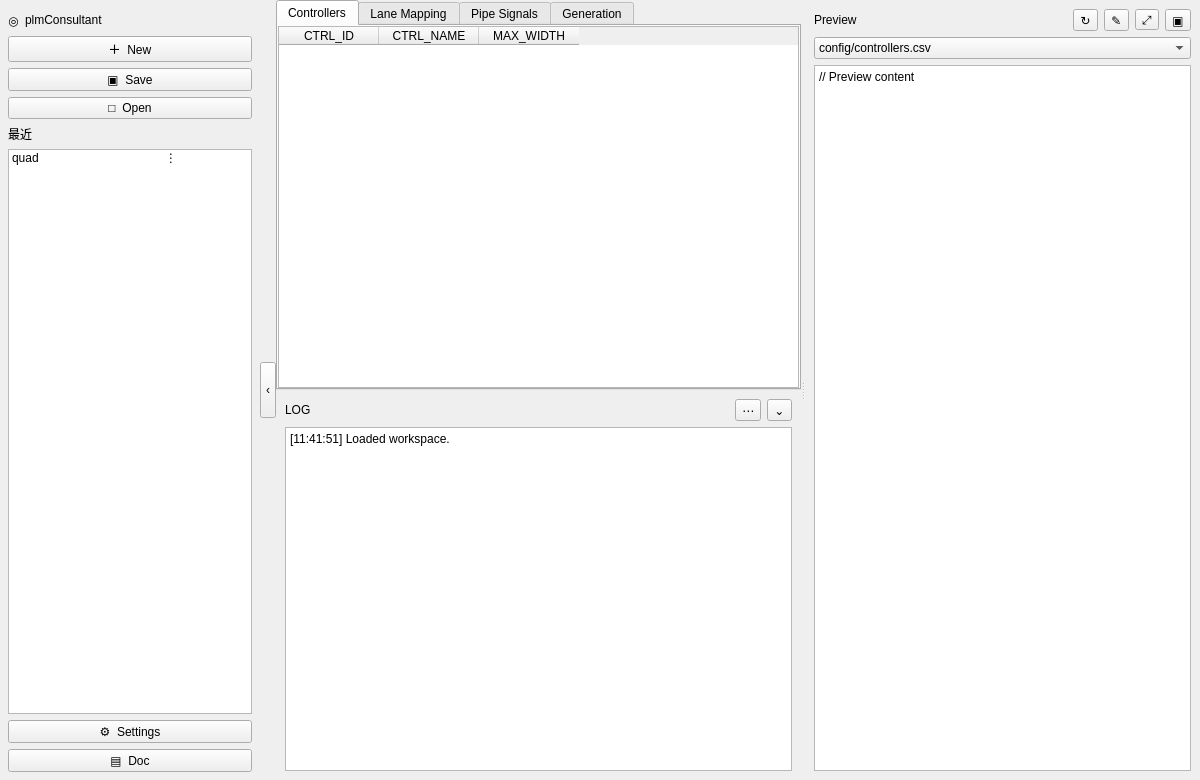
MaNan93/code, file plm/src/plm/frontend/qt/designer/plm_layout_reference.ui: the form before one commit.
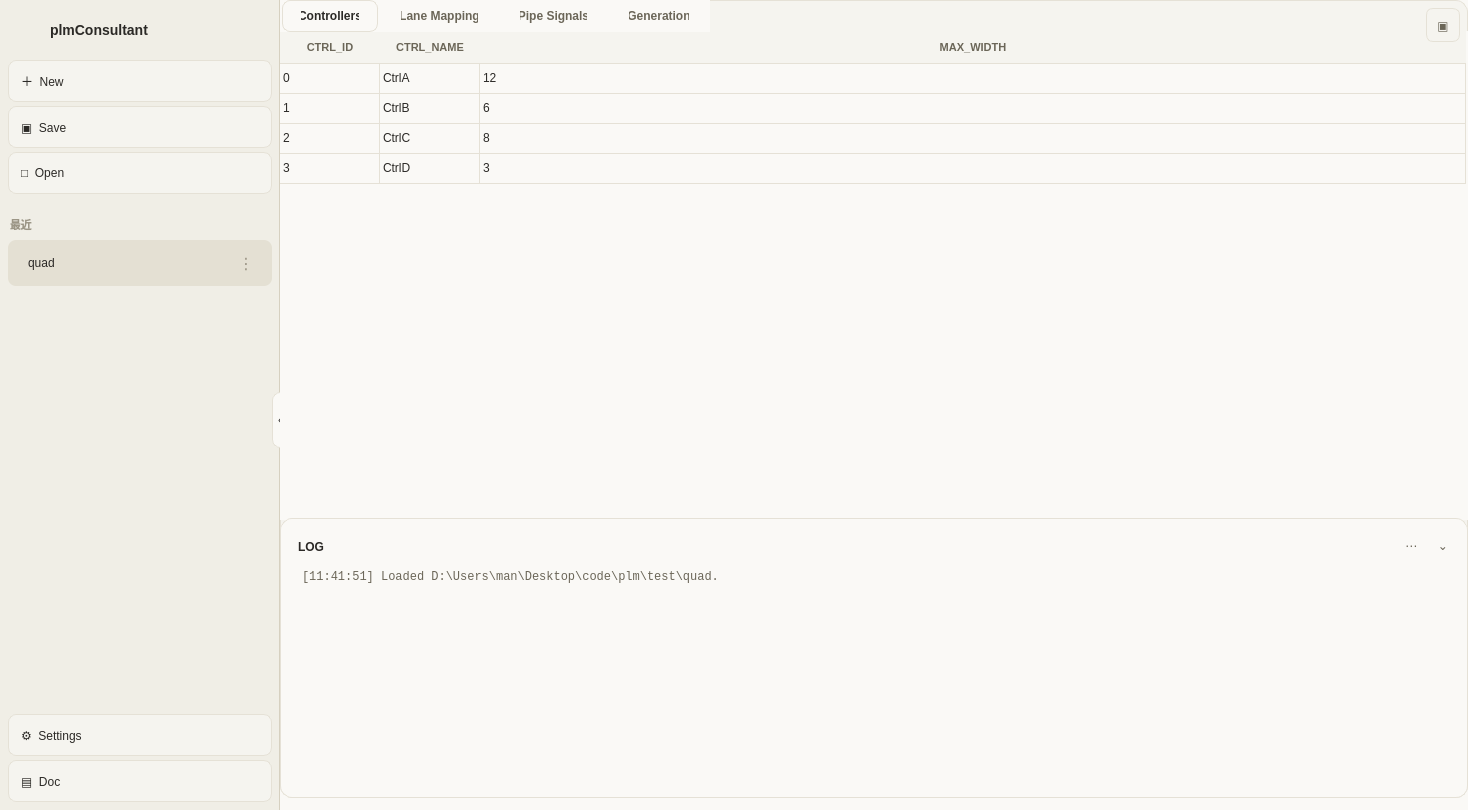
The form after the commit. Icons and pictures are not drawn.

Commit message: ui: match Designer reference to Qt screenshot

The edit to the form file:
```diff
--- a/plm/src/plm/frontend/qt/designer/plm_layout_reference.ui
+++ b/plm/src/plm/frontend/qt/designer/plm_layout_reference.ui
@@ -2,154 +2,57 @@
 <ui version="4.0">
  <class>PlmLayoutReference</class>
  <widget class="QMainWindow" name="PlmLayoutReference">
-  <property name="geometry">
-   <rect><x>0</x><y>0</y><width>1200</width><height>780</height></rect>
-  </property>
-  <property name="minimumSize">
-   <size><width>900</width><height>620</height></size>
-  </property>
-  <property name="windowTitle"><string>plmConsultant — Designer layout reference</string></property>
+  <property name="geometry"><rect><x>0</x><y>0</y><width>1468</width><height>810</height></rect></property>
+  <property name="minimumSize"><size><width>900</width><height>620</height></size></property>
+  <property name="windowTitle"><string>plmConsultant - quad</string></property>
+  <property name="styleSheet"><string notr="true">QWidget { background:#faf9f6; color:#2b2926; font:13px "Segoe UI"; }
+QFrame#sidebar { background:#f0eee6; border-right:1px solid #d6d0c0; }
+QFrame#sidebar QLabel { background:transparent; }
+QLabel#brandName { font-size:14px; font-weight:600; }
+QLabel#sectionHeader { color:#9c9686; font-size:11px; font-weight:600; }
+QPushButton#newWorkspaceButton, QPushButton#saveWorkspaceButton, QPushButton#openWorkspaceButton, QPushButton#settingsButton, QPushButton#documentationButton { text-align:left; padding-left:12px; border:1px solid #e5e1d6; border-radius:8px; background:#f5f4ef; }
+QFrame#recentWorkspaceRow { background:#e4e0d3; border:none; border-radius:8px; }
+QLabel#recentWorkspaceName { background:transparent; }
+QToolButton#recentMenuBtn { background:transparent; border:none; border-radius:6px; color:#9c9686; font-size:16px; }
+QToolButton#edgeToggle { background:#faf9f6; border:1px solid #e5e1d6; border-radius:8px; }
+QFrame#editorShell { background:#f5f4ef; border:1px solid #e5e1d6; border-radius:12px; }
+QTabWidget::pane { border:none; top:-1px; background:#faf9f6; }
+QTabBar::tab { color:#6b6658; background:transparent; padding:8px 18px; margin:0 2px; border:1px solid transparent; border-radius:8px; font-weight:500; }
+QTabBar::tab:selected { color:#2b2926; background:#faf9f6; border-color:#e5e1d6; font-weight:600; }
+QTableWidget { background:#faf9f6; border:none; gridline-color:#e5e1d6; selection-background-color:#f2ded4; }
+QTableWidget::item { padding-left:10px; }
+QHeaderView::section { background:#f5f4ef; color:#6b6658; padding:7px 8px; border:none; border-bottom:1px solid #e5e1d6; font-size:11px; font-weight:600; }
+QFrame#logCard { background:#faf9f6; border:1px solid #e5e1d6; border-radius:12px; }
+QLabel#logTitle { background:transparent; font-weight:600; }
+QPlainTextEdit#logConsole { background:transparent; border:none; color:#6b6658; font:12px Consolas; }
+QToolButton#logMoreButton, QToolButton#logToggle, QToolButton#previewToggleButton { background:transparent; border:none; border-radius:7px; color:#6b6658; }
+QToolButton#previewToggleButton { border:1px solid #e5e1d6; background:#f5f4ef; }
+QScrollBar:vertical { width:14px; background:transparent; margin:2px; }
+QScrollBar:horizontal { height:14px; background:transparent; margin:2px; }
+QScrollBar::handle { background:#c9c9c9; border-radius:4px; min-width:28px; min-height:28px; }</string></property>
   <widget class="QWidget" name="centralWidget">
-   <layout class="QHBoxLayout" name="rootLayout">
-    <property name="spacing"><number>0</number></property>
-    <property name="leftMargin"><number>0</number></property>
-    <property name="topMargin"><number>0</number></property>
-    <property name="rightMargin"><number>0</number></property>
-    <property name="bottomMargin"><number>0</number></property>
-    <item>
-     <widget class="QFrame" name="sidebar">
-      <property name="minimumSize"><size><width>260</width><height>0</height></size></property>
-      <property name="maximumSize"><size><width>260</width><height>16777215</height></size></property>
-      <property name="toolTip"><string>左侧边栏 / sidebar</string></property>
-      <layout class="QVBoxLayout" name="sidebarLayout">
-       <property name="leftMargin"><number>8</number></property>
-       <property name="topMargin"><number>10</number></property>
-       <property name="rightMargin"><number>8</number></property>
-       <property name="bottomMargin"><number>8</number></property>
-       <item>
-        <layout class="QHBoxLayout" name="brandLayout">
-         <item><widget class="QLabel" name="brandIcon"><property name="text"><string>◎</string></property></widget></item>
-         <item><widget class="QLabel" name="brandName"><property name="text"><string>plmConsultant</string></property></widget></item>
-         <item><spacer name="brandSpacer"><property name="orientation"><enum>Qt::Horizontal</enum></property><property name="sizeHint" stdset="0"><size><width>40</width><height>20</height></size></property></spacer></item>
-        </layout>
-       </item>
-       <item><widget class="QPushButton" name="newWorkspaceButton"><property name="text"><string>＋  New</string></property><property name="toolTip"><string>新建工作区 / New</string></property></widget></item>
-       <item><widget class="QPushButton" name="saveWorkspaceButton"><property name="text"><string>▣  Save</string></property><property name="toolTip"><string>保存工作区 / Save</string></property></widget></item>
-       <item><widget class="QPushButton" name="openWorkspaceButton"><property name="text"><string>□  Open</string></property><property name="toolTip"><string>打开工作区 / Open</string></property></widget></item>
-       <item><widget class="QLabel" name="sectionHeader"><property name="text"><string>最近</string></property></widget></item>
-       <item>
-        <widget class="QListWidget" name="recentList">
-         <property name="toolTip"><string>最近项目列表 / Recent workspaces；双击或三点菜单可重命名</string></property>
-         <item><property name="text"><string>quad                                      ⋮</string></property></item>
-        </widget>
-       </item>
-       <item><widget class="QPushButton" name="settingsButton"><property name="text"><string>⚙  Settings</string></property></widget></item>
-       <item><widget class="QPushButton" name="documentationButton"><property name="text"><string>▤  Doc</string></property></widget></item>
-      </layout>
-     </widget>
-    </item>
-    <item>
-     <widget class="QToolButton" name="edgeToggle">
-      <property name="minimumSize"><size><width>16</width><height>56</height></size></property>
-      <property name="maximumSize"><size><width>16</width><height>56</height></size></property>
-      <property name="text"><string>‹</string></property>
-      <property name="toolTip"><string>侧栏折叠按钮 / edgeToggle</string></property>
-     </widget>
-    </item>
-    <item>
-     <widget class="QSplitter" name="contentSplitter">
-      <property name="orientation"><enum>Qt::Horizontal</enum></property>
-      <widget class="QWidget" name="mainArea">
-       <layout class="QVBoxLayout" name="mainAreaLayout">
-        <property name="spacing"><number>0</number></property>
-        <property name="leftMargin"><number>0</number></property>
-        <property name="topMargin"><number>0</number></property>
-        <property name="rightMargin"><number>0</number></property>
-        <property name="bottomMargin"><number>0</number></property>
-        <item>
-         <widget class="QFrame" name="editorShell">
-          <layout class="QVBoxLayout" name="editorShellLayout">
-           <property name="spacing"><number>0</number></property>
-           <property name="leftMargin"><number>0</number></property>
-           <property name="topMargin"><number>0</number></property>
-           <property name="rightMargin"><number>0</number></property>
-           <property name="bottomMargin"><number>0</number></property>
-           <item>
-            <widget class="QTabWidget" name="tabs">
-             <property name="currentIndex"><number>0</number></property>
-             <widget class="QWidget" name="controllersPage">
-              <attribute name="title"><string>Controllers</string></attribute>
-              <layout class="QVBoxLayout" name="controllersLayout">
-               <property name="leftMargin"><number>0</number></property><property name="topMargin"><number>0</number></property><property name="rightMargin"><number>0</number></property><property name="bottomMargin"><number>0</number></property>
-               <item>
-                <widget class="QTableWidget" name="controllersTable">
-                 <property name="toolTip"><string>Controller 配置表 / controllersTable</string></property>
-                 <column><property name="text"><string>CTRL_ID</string></property></column>
-                 <column><property name="text"><string>CTRL_NAME</string></property></column>
-                 <column><property name="text"><string>MAX_WIDTH</string></property></column>
-                </widget>
-               </item>
-              </layout>
-             </widget>
-             <widget class="QWidget" name="laneMappingPage">
-              <attribute name="title"><string>Lane Mapping</string></attribute>
-              <layout class="QVBoxLayout" name="laneMappingLayout">
-               <item><widget class="QLabel" name="lanePaletteLabel"><property name="text"><string>Controller palette (lgPaletteBar / lgSwatch)</string></property></widget></item>
-               <item><widget class="QTableWidget" name="laneGrid"><property name="toolTip"><string>Lane 映射网格 / laneGrid</string></property><column><property name="text"><string>MODE</string></property></column><column><property name="text"><string>LANE 0</string></property></column><column><property name="text"><string>LANE 1</string></property></column><column><property name="text"><string>LANE …</string></property></column></widget></item>
-              </layout>
-             </widget>
-             <widget class="QWidget" name="pipeSignalsPage">
-              <attribute name="title"><string>Pipe Signals</string></attribute>
-              <layout class="QVBoxLayout" name="pipeSignalsLayout">
-               <property name="leftMargin"><number>0</number></property><property name="topMargin"><number>0</number></property><property name="rightMargin"><number>0</number></property><property name="bottomMargin"><number>0</number></property>
-               <item><widget class="QTableWidget" name="signalsTable"><property name="toolTip"><string>PIPE 信号表 / signalsTable</string></property><column><property name="text"><string>SIGNAL</string></property></column><column><property name="text"><string>DIRECTION</string></property></column><column><property name="text"><string>TYPE</string></property></column><column><property name="text"><string>WIDTH</string></property></column></widget></item>
-              </layout>
-             </widget>
-             <widget class="QWidget" name="generationPage">
-              <attribute name="title"><string>Generation</string></attribute>
-              <layout class="QVBoxLayout" name="generationLayout">
-               <item><widget class="QGroupBox" name="generationSettingsGroup"><property name="title"><string>Generation settings</string></property><layout class="QFormLayout" name="generationSettingsLayout"><item row="0" column="0"><widget class="QLabel" name="archLabel"><property name="text"><string>Architecture</string></property></widget></item><item row="0" column="1"><widget class="QComboBox" name="archCombo"/></item><item row="1" column="0"><widget class="QLabel" name="pclkModeLabel"><property name="text"><string>PCLK mode</string></property></widget></item><item row="1" column="1"><widget class="QComboBox" name="pclkModeCombo"/></item></layout></widget></item>
-               <item><layout class="QHBoxLayout" name="generationButtonsLayout"><item><widget class="QPushButton" name="validateButton"><property name="text"><string>Validate</string></property></widget></item><item><widget class="QPushButton" name="generateRtlButton"><property name="text"><string>Generate RTL</string></property></widget></item><item><widget class="QPushButton" name="generateTbButton"><property name="text"><string>Generate TB</string></property></widget></item><item><widget class="QPushButton" name="generateAllButton"><property name="text"><string>Generate All</string></property></widget></item></layout></item>
-               <item><spacer name="generationSpacer"><property name="orientation"><enum>Qt::Vertical</enum></property><property name="sizeHint" stdset="0"><size><width>20</width><height>40</height></size></property></spacer></item>
-              </layout>
-             </widget>
-            </widget>
-           </item>
-          </layout>
-         </widget>
-        </item>
-        <item>
-         <widget class="QFrame" name="logCard">
-          <property name="minimumSize"><size><width>0</width><height>190</height></size></property>
-          <property name="toolTip"><string>运行时为浮动日志面板 / logCard</string></property>
-          <layout class="QVBoxLayout" name="logLayout">
-           <item><layout class="QHBoxLayout" name="logHeader"><item><widget class="QLabel" name="logTitle"><property name="text"><string>LOG</string></property></widget></item><item><spacer name="logHeaderSpacer"><property name="orientation"><enum>Qt::Horizontal</enum></property><property name="sizeHint" stdset="0"><size><width>40</width><height>20</height></size></property></spacer></item><item><widget class="QToolButton" name="logMoreButton"><property name="text"><string>⋯</string></property></widget></item><item><widget class="QToolButton" name="logToggle"><property name="text"><string>⌄</string></property></widget></item></layout></item>
-           <item><widget class="QPlainTextEdit" name="logConsole"><property name="plainText"><string>[11:41:51] Loaded workspace.</string></property><property name="readOnly"><bool>true</bool></property></widget></item>
-          </layout>
-         </widget>
-        </item>
-       </layout>
-      </widget>
-      <widget class="QFrame" name="rtlPreviewPanel">
-       <property name="minimumSize"><size><width>360</width><height>0</height></size></property>
-       <property name="toolTip"><string>右侧预览面板 / rtlPreviewPanel</string></property>
-       <layout class="QVBoxLayout" name="previewLayout">
-        <item><layout class="QHBoxLayout" name="previewHeaderLayout"><item><widget class="QLabel" name="rtlPreviewTitle"><property name="text"><string>Preview</string></property></widget></item><item><spacer name="previewHeaderSpacer"><property name="orientation"><enum>Qt::Horizontal</enum></property><property name="sizeHint" stdset="0"><size><width>40</width><height>20</height></size></property></spacer></item><item><widget class="QToolButton" name="previewRefreshButton"><property name="text"><string>↻</string></property><property name="toolTip"><string>刷新预览文件</string></property></widget></item><item><widget class="QToolButton" name="previewEditButton"><property name="text"><string>✎</string></property><property name="toolTip"><string>外部编辑器打开</string></property></widget></item><item><widget class="QToolButton" name="previewMaximizeButton"><property name="text"><string>⤢</string></property><property name="toolTip"><string>最大化/还原预览</string></property></widget></item><item><widget class="QToolButton" name="previewToggleButton"><property name="text"><string>▣</string></property><property name="toolTip"><string>显示/隐藏预览</string></property></widget></item></layout></item>
-        <item>
-         <widget class="QComboBox" name="previewFileCombo">
-          <property name="toolTip"><string>CSV、RTL 和 filelist 文件选择框</string></property>
-          <item><property name="text"><string>config/controllers.csv</string></property></item>
-          <item><property name="text"><string>config/lane_mapping.csv</string></property></item>
-          <item><property name="text"><string>config/pipe_signals.csv</string></property></item>
-          <item><property name="text"><string>rtl/common/pipe_lane_clk_gate.sv</string></property></item>
-         </widget>
-        </item>
-        <item><widget class="QPlainTextEdit" name="rtlPreviewCode"><property name="toolTip"><string>代码/CSV 文本预览区</string></property><property name="plainText"><string>// Preview content</string></property><property name="readOnly"><bool>true</bool></property></widget></item>
-       </layout>
-      </widget>
-     </widget>
-    </item>
-   </layout>
+   <widget class="QFrame" name="sidebar"><property name="geometry"><rect><x>0</x><y>0</y><width>280</width><height>810</height></rect></property>
+    <widget class="QLabel" name="brandIcon"><property name="geometry"><rect><x>16</x><y>16</y><width>28</width><height>28</height></rect></property><property name="pixmap"><pixmap>../assets/mario_icon.png</pixmap></property><property name="scaledContents"><bool>true</bool></property></widget>
+    <widget class="QLabel" name="brandName"><property name="geometry"><rect><x>50</x><y>16</y><width>150</width><height>28</height></rect></property><property name="text"><string>plmConsultant</string></property></widget>
+    <widget class="QPushButton" name="newWorkspaceButton"><property name="geometry"><rect><x>8</x><y>60</y><width>264</width><height>42</height></rect></property><property name="text"><string>＋  New</string></property></widget>
+    <widget class="QPushButton" name="saveWorkspaceButton"><property name="geometry"><rect><x>8</x><y>106</y><width>264</width><height>42</height></rect></property><property name="text"><string>▣  Save</string></property></widget>
+    <widget class="QPushButton" name="openWorkspaceButton"><property name="geometry"><rect><x>8</x><y>152</y><width>264</width><height>42</height></rect></property><property name="text"><string>□  Open</string></property></widget>
+    <widget class="QLabel" name="sectionHeader"><property name="geometry"><rect><x>10</x><y>212</y><width>100</width><height>24</height></rect></property><property name="text"><string>最近</string></property></widget>
+    <widget class="QFrame" name="recentWorkspaceRow"><property name="geometry"><rect><x>8</x><y>240</y><width>264</width><height>46</height></rect></property><property name="toolTip"><string>recentWorkspaceRow：单击打开，双击重命名</string></property><widget class="QLabel" name="recentWorkspaceName"><property name="geometry"><rect><x>20</x><y>8</y><width>200</width><height>30</height></rect></property><property name="text"><string>quad</string></property></widget><widget class="QToolButton" name="recentMenuBtn"><property name="geometry"><rect><x>222</x><y>9</y><width>32</width><height>28</height></rect></property><property name="text"><string>⋮</string></property><property name="toolTip"><string>Rename / Remove from list / Delete project</string></property></widget></widget>
+    <widget class="QPushButton" name="settingsButton"><property name="geometry"><rect><x>8</x><y>714</y><width>264</width><height>42</height></rect></property><property name="text"><string>⚙  Settings</string></property></widget>
+    <widget class="QPushButton" name="documentationButton"><property name="geometry"><rect><x>8</x><y>760</y><width>264</width><height>42</height></rect></property><property name="text"><string>▤  Doc</string></property></widget>
+   </widget>
+   <widget class="QToolButton" name="edgeToggle"><property name="geometry"><rect><x>272</x><y>392</y><width>16</width><height>56</height></rect></property><property name="text"><string>‹</string></property><property name="toolTip"><string>侧栏折叠按钮 / edgeToggle</string></property></widget>
+   <widget class="QFrame" name="editorShell"><property name="geometry"><rect><x>280</x><y>0</y><width>1188</width><height>798</height></rect></property>
+    <widget class="QTabWidget" name="tabs"><property name="geometry"><rect><x>0</x><y>0</y><width>1188</width><height>520</height></rect></property><property name="currentIndex"><number>0</number></property>
+     <widget class="QWidget" name="controllersPage"><attribute name="title"><string>Controllers</string></attribute><widget class="QTableWidget" name="controllersTable"><property name="geometry"><rect><x>0</x><y>0</y><width>1186</width><height>450</height></rect></property><property name="rowCount"><number>4</number></property><property name="columnCount"><number>3</number></property><attribute name="horizontalHeaderStretchLastSection"><bool>true</bool></attribute><attribute name="verticalHeaderVisible"><bool>false</bool></attribute><column><property name="text"><string>CTRL_ID</string></property></column><column><property name="text"><string>CTRL_NAME</string></property></column><column><property name="text"><string>MAX_WIDTH</string></property></column><item row="0" column="0"><property name="text"><string>0</string></property></item><item row="0" column="1"><property name="text"><string>CtrlA</string></property></item><item row="0" column="2"><property name="text"><string>12</string></property></item><item row="1" column="0"><property name="text"><string>1</string></property></item><item row="1" column="1"><property name="text"><string>CtrlB</string></property></item><item row="1" column="2"><property name="text"><string>6</string></property></item><item row="2" column="0"><property name="text"><string>2</string></property></item><item row="2" column="1"><property name="text"><string>CtrlC</string></property></item><item row="2" column="2"><property name="text"><string>8</string></property></item><item row="3" column="0"><property name="text"><string>3</string></property></item><item row="3" column="1"><property name="text"><string>CtrlD</string></property></item><item row="3" column="2"><property name="text"><string>3</string></property></item></widget></widget>
+     <widget class="QWidget" name="laneMappingPage"><attribute name="title"><string>Lane Mapping</string></attribute><widget class="QLabel" name="lanePaletteLabel"><property name="geometry"><rect><x>24</x><y>18</y><width>700</width><height>30</height></rect></property><property name="text"><string>Controller palette / lgPaletteBar</string></property></widget><widget class="QTableWidget" name="laneGrid"><property name="geometry"><rect><x>22</x><y>60</y><width>1140</width><height>370</height></rect></property><property name="columnCount"><number>5</number></property><column><property name="text"><string>MODE</string></property></column><column><property name="text"><string>LANE 0</string></property></column><column><property name="text"><string>LANE 1</string></property></column><column><property name="text"><string>LANE 2</string></property></column><column><property name="text"><string>LANE …</string></property></column></widget></widget>
+     <widget class="QWidget" name="pipeSignalsPage"><attribute name="title"><string>Pipe Signals</string></attribute><widget class="QTableWidget" name="signalsTable"><property name="geometry"><rect><x>0</x><y>0</y><width>1186</width><height>450</height></rect></property><property name="columnCount"><number>5</number></property><column><property name="text"><string>SIGNAL</string></property></column><column><property name="text"><string>DIRECTION</string></property></column><column><property name="text"><string>TYPE</string></property></column><column><property name="text"><string>WIDTH</string></property></column><column><property name="text"><string>TIE OFF</string></property></column></widget></widget>
+     <widget class="QWidget" name="generationPage"><attribute name="title"><string>Generation</string></attribute><widget class="QGroupBox" name="generationSettingsGroup"><property name="geometry"><rect><x>22</x><y>18</y><width>1142</width><height>180</height></rect></property><property name="title"><string>Generation settings</string></property><widget class="QLabel" name="archLabel"><property name="geometry"><rect><x>20</x><y>38</y><width>110</width><height>28</height></rect></property><property name="text"><string>Architecture</string></property></widget><widget class="QComboBox" name="archCombo"><property name="geometry"><rect><x>140</x><y>36</y><width>260</width><height>32</height></rect></property></widget><widget class="QPushButton" name="generateAllButton"><property name="geometry"><rect><x>950</x><y>126</y><width>160</width><height>36</height></rect></property><property name="text"><string>Generate All</string></property></widget></widget></widget>
+    </widget>
+    <widget class="QFrame" name="logCard"><property name="geometry"><rect><x>0</x><y>518</y><width>1188</width><height>280</height></rect></property><widget class="QLabel" name="logTitle"><property name="geometry"><rect><x>18</x><y>16</y><width>80</width><height>26</height></rect></property><property name="text"><string>LOG</string></property></widget><widget class="QToolButton" name="logMoreButton"><property name="geometry"><rect><x>1118</x><y>14</y><width>26</width><height>26</height></rect></property><property name="text"><string>⋯</string></property></widget><widget class="QToolButton" name="logToggle"><property name="geometry"><rect><x>1150</x><y>14</y><width>26</width><height>26</height></rect></property><property name="text"><string>⌄</string></property></widget><widget class="QPlainTextEdit" name="logConsole"><property name="geometry"><rect><x>18</x><y>48</y><width>1152</width><height>214</height></rect></property><property name="plainText"><string>[11:41:51] Loaded D:\Users\man\Desktop\code\plm\test\quad.</string></property><property name="readOnly"><bool>true</bool></property></widget></widget>
+   </widget>
+   <widget class="QToolButton" name="previewToggleButton"><property name="geometry"><rect><x>1426</x><y>8</y><width>34</width><height>34</height></rect></property><property name="text"><string>▣</string></property><property name="toolTip"><string>显示/隐藏 Preview</string></property></widget>
   </widget>
  </widget>
  <resources/>
```
